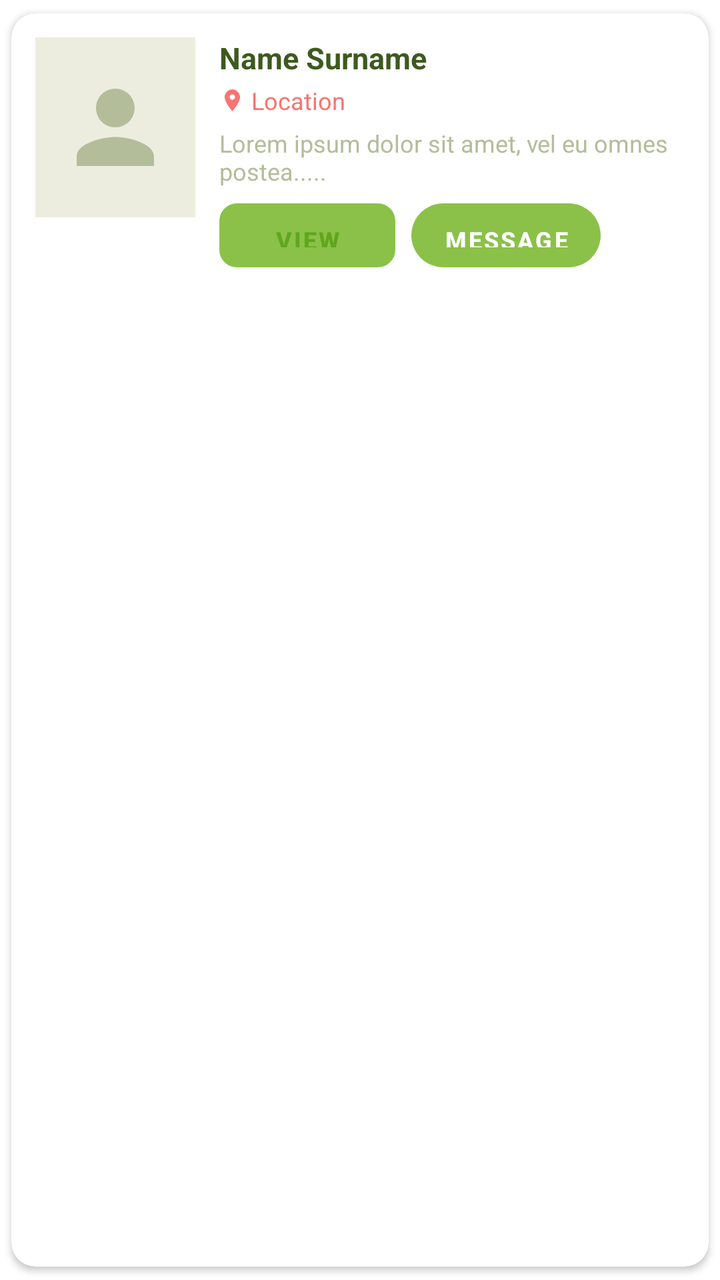
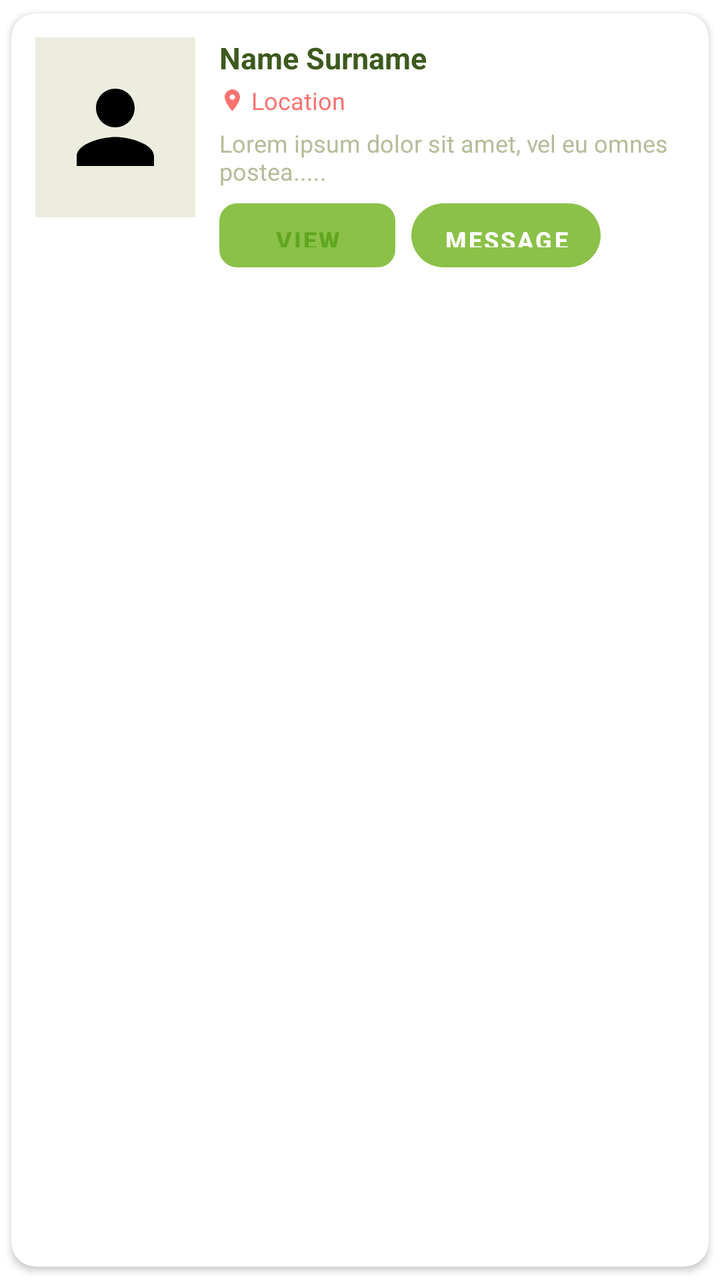

Screens rendered from an Android XML layout before and after an edit, with the pre-edit source and the edit as a unified diff.
<!-- AndroidManifest.xml: application theme Theme.BeautyAppFrontend -->
<!-- res/layout/item_specialist.xml -->
<?xml version="1.0" encoding="utf-8"?>
<androidx.cardview.widget.CardView
    xmlns:android="http://schemas.android.com/apk/res/android"
    xmlns:app="http://schemas.android.com/apk/res-auto"
    android:layout_width="match_parent"
    android:layout_height="wrap_content"
    android:layout_marginHorizontal="16dp"
    android:layout_marginVertical="6dp"
    app:cardCornerRadius="12dp"
    app:cardElevation="2dp"
    app:cardUseCompatPadding="true">

    <LinearLayout
        android:layout_width="match_parent"
        android:layout_height="wrap_content"
        android:orientation="horizontal"
        android:padding="12dp">

        
        <ImageView
            android:id="@+id/ivAvatar"
            android:layout_width="80dp"
            android:layout_height="90dp"
            android:background="@color/guava_cream"
            android:padding="16dp"
            android:scaleType="centerCrop"
            android:src="@drawable/ic_nav_profile"
            android:tint="@color/guava_sage" />

        
        <LinearLayout
            android:layout_width="0dp"
            android:layout_height="wrap_content"
            android:layout_marginStart="12dp"
            android:layout_weight="1"
            android:orientation="vertical">

            
            <TextView
                android:id="@+id/tvName"
                android:layout_width="wrap_content"
                android:layout_height="wrap_content"
                android:text="Name Surname"
                android:textColor="@color/text_primary"
                android:textSize="15sp"
                android:textStyle="bold" />

            
            <LinearLayout
                android:layout_width="wrap_content"
                android:layout_height="wrap_content"
                android:layout_marginTop="3dp"
                android:gravity="center_vertical"
                android:orientation="horizontal">

                <ImageView
                    android:layout_width="13dp"
                    android:layout_height="13dp"
                    android:src="@drawable/ic_location"
                    android:tint="@color/peach_primary" />

                <TextView
                    android:id="@+id/tvLocation"
                    android:layout_width="wrap_content"
                    android:layout_height="wrap_content"
                    android:layout_marginStart="3dp"
                    android:text="Location"
                    android:textColor="@color/peach_primary"
                    android:textSize="12sp" />
            </LinearLayout>

            
            <TextView
                android:id="@+id/tvDescription"
                android:layout_width="match_parent"
                android:layout_height="wrap_content"
                android:layout_marginTop="5dp"
                android:ellipsize="end"
                android:maxLines="2"
                android:text="Lorem ipsum dolor sit amet, vel eu omnes postea....."
                android:textColor="@color/guava_sage"
                android:textSize="12sp" />

            
            <LinearLayout
                android:layout_width="wrap_content"
                android:layout_height="wrap_content"
                android:layout_marginTop="8dp"
                android:orientation="horizontal">

                <Button
                    android:id="@+id/btnView"
                    android:layout_width="wrap_content"
                    android:layout_height="32dp"
                    android:background="@drawable/bg_btn_outline_green"
                    android:paddingStart="20dp"
                    android:paddingEnd="20dp"
                    android:stateListAnimator="@null"
                    android:text="View"
                    android:textColor="@color/green_dark"
                    android:textSize="12sp"
                    android:textStyle="bold" />

                <Button
                    android:id="@+id/btnMessage"
                    android:layout_width="wrap_content"
                    android:layout_height="32dp"
                    android:layout_marginStart="8dp"
                    android:background="@drawable/bg_button_gradient"
                    android:paddingStart="16dp"
                    android:paddingEnd="16dp"
                    android:stateListAnimator="@null"
                    android:text="Message"
                    android:textColor="#FFFFFF"
                    android:textSize="12sp"
                    android:textStyle="bold" />
            </LinearLayout>

        </LinearLayout>
    </LinearLayout>

</androidx.cardview.widget.CardView>
<!-- resources referenced by this layout -->
<resources>
  <color name="green_dark">#60A61F</color>
  <color name="guava_cream">#ECEDDF</color>
  <color name="guava_sage">#B4BD9A</color>
  <color name="peach_primary">#FA7370</color>
  <color name="text_primary">#3D5A1E</color>
  <!-- drawable bg_btn_outline_green (drawable) -->
  <?xml version="1.0" encoding="utf-8"?>
  <shape xmlns:android="http://schemas.android.com/apk/res/android"
      android:shape="rectangle">
      <solid android:color="@color/white" />
      <stroke
          android:width="1.5dp"
          android:color="@color/green_primary" />
      <corners android:radius="8dp" />
  </shape>
  <!-- drawable bg_button_gradient (drawable) -->
  <?xml version="1.0" encoding="utf-8"?>
  <shape xmlns:android="http://schemas.android.com/apk/res/android"
      android:shape="rectangle">
      <gradient
          android:angle="0"
          android:startColor="#FBA685"
          android:centerColor="#FA7370"
          android:endColor="#BFE97B"
          android:type="linear" />
      <corners android:radius="30dp" />
  </shape>
  <!-- drawable ic_location (drawable) -->
  <vector xmlns:android="http://schemas.android.com/apk/res/android"
      android:width="24dp"
      android:height="24dp"
      android:viewportWidth="24.0"
      android:viewportHeight="24.0">
      <path
          android:fillColor="#FF133623"
          android:pathData="M12,2C8.13,2 5,5.13 5,9c0,5.25 7,13 7,13s7,-7.75 7,-13c0,-3.87 -3.13,-7 -7,-7zM12,11.5c-1.38,0 -2.5,-1.12 -2.5,-2.5s1.12,-2.5 2.5,-2.5 2.5,1.12 2.5,2.5 -1.12,2.5 -2.5,2.5z"/>
  </vector>
  <!-- drawable ic_nav_profile (drawable) -->
  <?xml version="1.0" encoding="utf-8"?>
  <vector xmlns:android="http://schemas.android.com/apk/res/android"
      android:width="24dp"
      android:height="24dp"
      android:viewportWidth="24"
      android:viewportHeight="24">
      <path
          android:fillColor="#FF000000"
          android:pathData="M12,12c2.21,0 4,-1.79 4,-4s-1.79,-4 -4,-4 -4,1.79 -4,4 1.79,4 4,4zM12,14c-2.67,0 -8,1.34 -8,4v2h16v-2c0,-2.66 -5.33,-4 -8,-4z" />
  </vector>
  <style name="Theme.BeautyAppFrontend" parent="Theme.MaterialComponents.DayNight.NoActionBar">
          <item name="colorPrimary">@color/green_primary</item>
          <item name="colorPrimaryVariant">@color/green_dark</item>
          <item name="colorOnPrimary">@color/white</item>
          <item name="android:statusBarColor">@color/auth_background</item>
          <item name="android:windowLightStatusBar">true</item>
      </style>
  <color name="white">#FFFFFFFF</color>
  <color name="green_primary">#8BC148</color>
  <color name="auth_background">#F0F9E8</color>
</resources>

<!-- the commit's change to res/layout/item_specialist.xml (unified diff, before → after) -->
@@ -17,6 +17,7 @@
         android:padding="12dp">
 
         
+        
         <ImageView
             android:id="@+id/ivAvatar"
             android:layout_width="80dp"
@@ -24,8 +25,7 @@
             android:background="@color/guava_cream"
             android:padding="16dp"
             android:scaleType="centerCrop"
-            android:src="@drawable/ic_nav_profile"
-            android:tint="@color/guava_sage" />
+            android:src="@drawable/ic_nav_profile" />
 
         
         <LinearLayout
